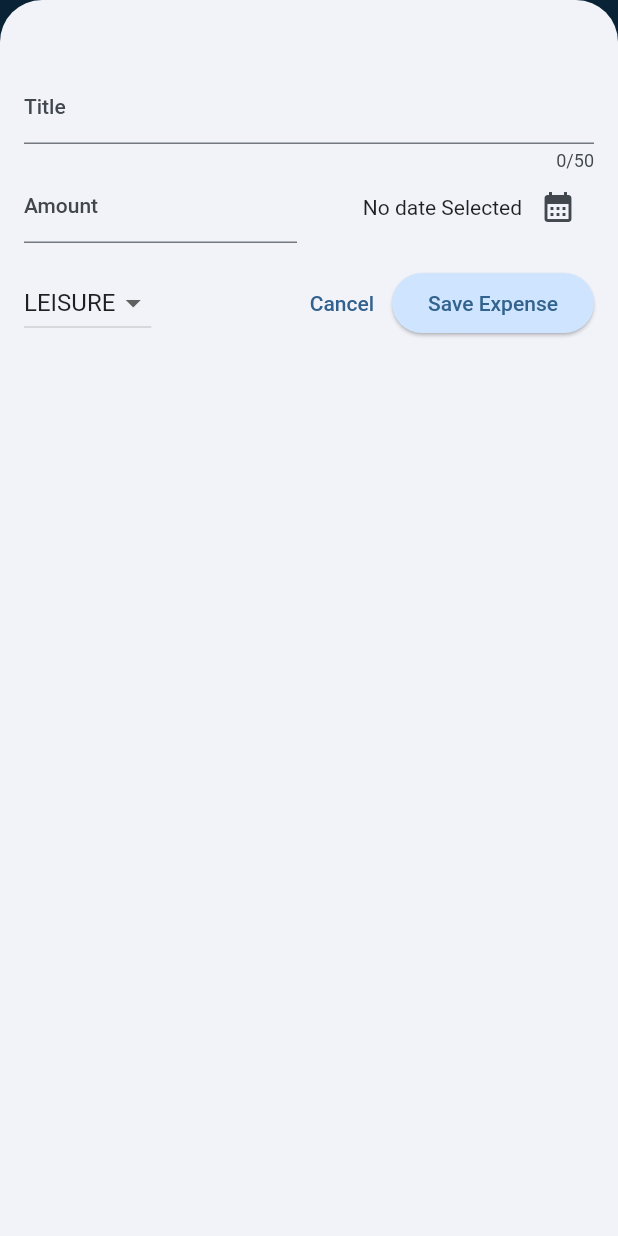
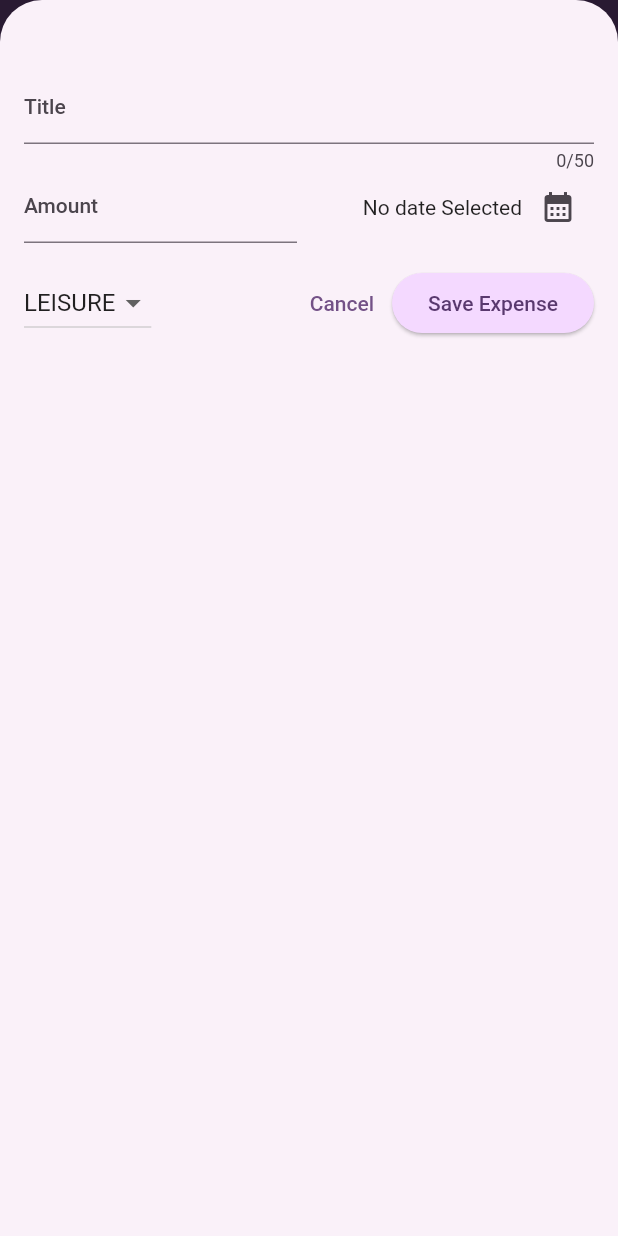
Before and after one commit to inalzaelani/expense_tracker, a Flutter app: the screen it shows after launch, after a tap on the "add" icon, on a phone screen of 412 x 824 dp. Run offline on Flutter 3.47's test engine with Material 2 defaults, Android fonts, the phone set to English and light mode, and no system bars.

Commit message:
[ADD] Dark Mode

```diff
--- a/lib/main.dart
+++ b/lib/main.dart
@@ -1,11 +1,31 @@
 import 'package:expense_tracker/widget/expenses.dart';
 import 'package:flutter/material.dart';
 
-var kColorScheme =
-    ColorScheme.fromSeed(seedColor: Color.fromARGB(255, 62, 147, 218));
+var kColorScheme = ColorScheme.fromSeed(
+  seedColor: const Color.fromARGB(255, 154, 78, 204),
+);
+
+var kDarkColorScheme = ColorScheme.fromSeed(
+  brightness: Brightness.dark,
+  seedColor: const Color.fromARGB(255, 65, 9, 98),
+);
 
 void main() {
   runApp(MaterialApp(
+    darkTheme: ThemeData.dark().copyWith(
+      useMaterial3: true,
+      colorScheme: kDarkColorScheme,
+      cardTheme: const CardTheme().copyWith(
+        color: kDarkColorScheme.secondaryContainer,
+        margin: const EdgeInsets.symmetric(horizontal: 12, vertical: 10),
+      ),
+      elevatedButtonTheme: ElevatedButtonThemeData(
+        style: ElevatedButton.styleFrom(
+          backgroundColor: kDarkColorScheme.primaryContainer,
+          foregroundColor: kDarkColorScheme.onPrimaryContainer
+        ),
+      ),
+    ),
     theme: ThemeData().copyWith(
       useMaterial3: true,
       colorScheme: kColorScheme,
@@ -19,6 +39,7 @@ void main() {
       elevatedButtonTheme: ElevatedButtonThemeData(
         style: ElevatedButton.styleFrom(
           backgroundColor: kColorScheme.primaryContainer,
+          foregroundColor: kColorScheme.onPrimaryContainer
         ),
       ),
       textTheme: ThemeData().textTheme.copyWith(
```
Lines whose indentation alone changed are shown as unchanged.
